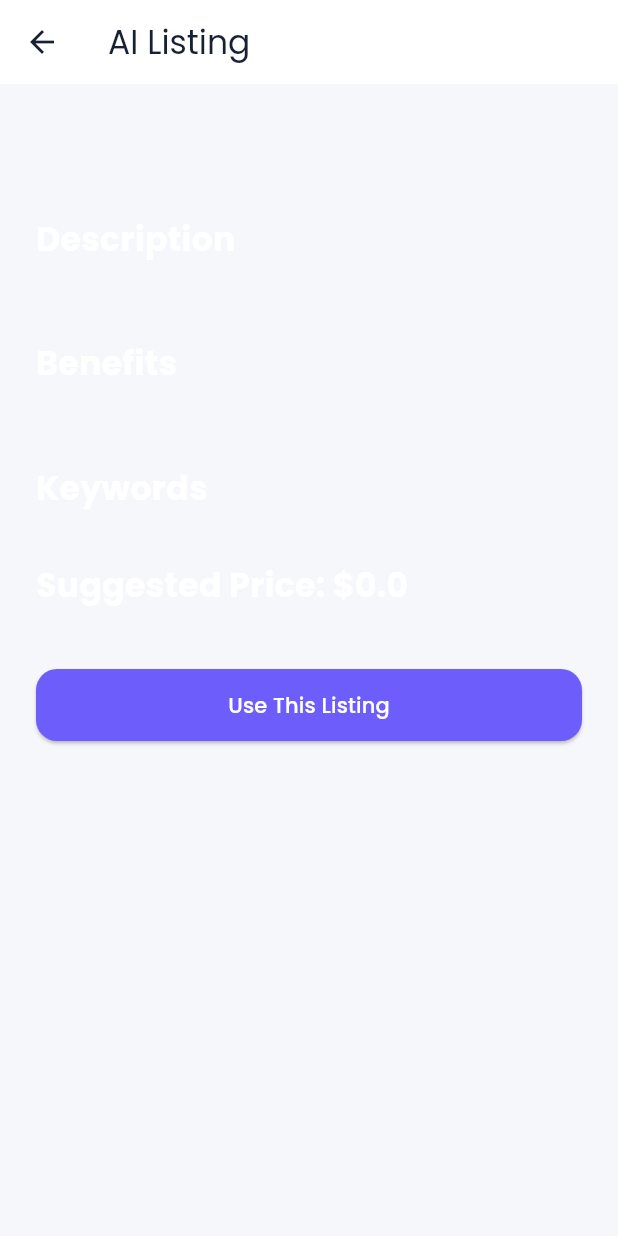
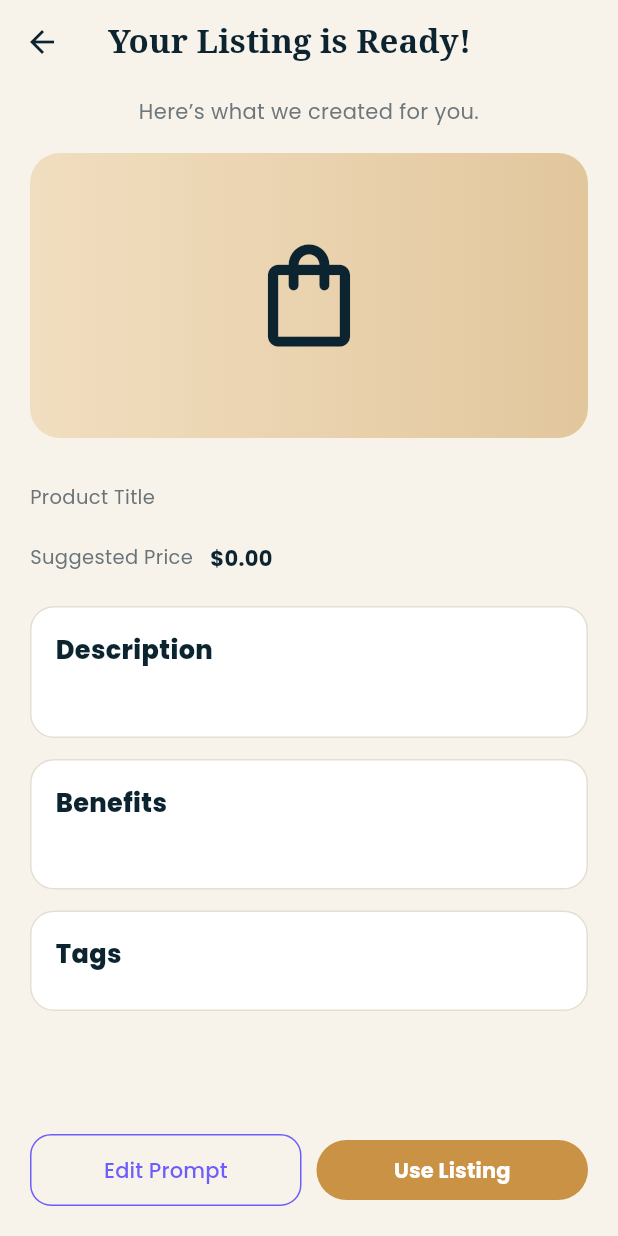
Before and after one commit to ujwaljetly-create/brandNextDoor, a Flutter app: the AIListingResultScreen screen opened directly with empty values, on a phone screen of 412 x 824 dp. Run offline on Flutter 3.47's test engine with Material 3 defaults, Android fonts, the phone set to English and light mode, and no system bars; our stand-ins replace cloud_firestore, firebase_auth, firebase_core, firebase_messaging, firebase_storage, flutter_dotenv and 6 more; accounts and stored records are empty.

Commit message:
Redesign AI listing result review screen

```diff
--- a/lib/features/listings/screens/ai_listing_result_screen.dart
+++ b/lib/features/listings/screens/ai_listing_result_screen.dart
@@ -3,169 +3,90 @@ import 'package:go_router/go_router.dart';
 
 import '../models/generated_listing_model.dart';
 
-class AIListingResultScreen
-    extends StatelessWidget {
-  final GeneratedListingModel
-      listing;
+class AIListingResultScreen extends StatelessWidget {
+  final GeneratedListingModel listing;
 
-  const AIListingResultScreen({
-    super.key,
-    required this.listing,
-  });
+  const AIListingResultScreen({super.key, required this.listing});
+
+  static const _navy = Color(0xFF0C2430);
+  static const _gold = Color(0xFFC99245);
+  static const _cream = Color(0xFFF8F3EA);
 
   @override
-  Widget build(
-      BuildContext context) {
+  Widget build(BuildContext context) {
     return Scaffold(
+      backgroundColor: _cream,
       appBar: AppBar(
-        title: const Text(
-          'AI Listing',
+        backgroundColor: _cream,
+        elevation: 0,
+        leading: IconButton(
+          onPressed: () => context.pop(),
+          icon: const Icon(Icons.arrow_back, color: _navy),
         ),
+        title: const Text('Your Listing is Ready!', style: TextStyle(color: _navy, fontFamily: 'serif', fontWeight: FontWeight.w700)),
       ),
-      body: SingleChildScrollView(
-        padding:
-            const EdgeInsets.all(
-          24,
-        ),
+      body: SafeArea(
+        top: false,
         child: Column(
-          crossAxisAlignment:
-              CrossAxisAlignment.start,
           children: [
-
-            Text(
-              listing.title,
-              style:
-                  const TextStyle(
-                fontSize: 28,
-                fontWeight:
-                    FontWeight.bold,
-                color:
-                    Colors.white,
+            Expanded(
+              child: ListView(
+                padding: const EdgeInsets.fromLTRB(20, 8, 20, 22),
+                children: [
+                  const Text('Here’s what we created for you.', textAlign: TextAlign.center, style: TextStyle(color: Color(0xFF6D777C))),
+                  const SizedBox(height: 18),
+                  Container(
+                    height: 190,
+                    decoration: BoxDecoration(
+                      borderRadius: BorderRadius.circular(20),
+                      gradient: const LinearGradient(colors: [Color(0xFFF1DEC0), Color(0xFFE2C79D)]),
+                    ),
+                    child: const Center(
+                      child: Icon(Icons.shopping_bag_outlined, color: _navy, size: 82),
+                    ),
+                  ),
+                  const SizedBox(height: 20),
+                  _row('Product Title', listing.title),
+                  _row('Suggested Price', '\$${listing.suggestedPrice.toStringAsFixed(2)}'),
+                  const SizedBox(height: 12),
+                  _card(
+                    title: 'Description',
+                    child: Text(listing.description, style: const TextStyle(color: _navy, height: 1.5)),
+                  ),
+                  _card(
+                    title: 'Benefits',
+                    child: Text(listing.benefits, style: const TextStyle(color: _navy, height: 1.45)),
+                  ),
+                  _card(
+                    title: 'Tags',
+                    child: Wrap(
+                      spacing: 8,
+                      runSpacing: 8,
+                      children: listing.keywords.map((tag) => Chip(label: Text('#$tag'), backgroundColor: const Color(0xFFF1E7D8))).toList(),
+                    ),
+                  ),
+                ],
               ),
             ),
-
-            const SizedBox(
-              height: 24,
-            ),
-
-            const Text(
-              'Description',
-              style: TextStyle(
-                fontSize: 22,
-                fontWeight:
-                    FontWeight.bold,
-                color:
-                    Colors.white,
-              ),
-            ),
-
-            const SizedBox(
-              height: 8,
-            ),
-
-            Text(
-              listing.description,
-              style:
-                  const TextStyle(
-                color:
-                    Colors.white,
-              ),
-            ),
-
-            const SizedBox(
-              height: 24,
-            ),
-
-            const Text(
-              'Benefits',
-              style: TextStyle(
-                fontSize: 22,
-                fontWeight:
-                    FontWeight.bold,
-                color:
-                    Colors.white,
-              ),
-            ),
-
-            const SizedBox(
-              height: 8,
-            ),
-
-            Text(
-              listing.benefits,
-              style:
-                  const TextStyle(
-                color:
-                    Colors.white,
-              ),
-            ),
-
-            const SizedBox(
-              height: 24,
-            ),
-
-            const Text(
-              'Keywords',
-              style: TextStyle(
-                fontSize: 22,
-                fontWeight:
-                    FontWeight.bold,
-                color:
-                    Colors.white,
-              ),
-            ),
-
-            const SizedBox(
-              height: 10,
-            ),
-
-            Wrap(
-              spacing: 8,
-              children: listing
-                  .keywords
-                  .map(
-                    (e) => Chip(
-                      label:
-                          Text(e),
+            Padding(
+              padding: const EdgeInsets.fromLTRB(20, 8, 20, 20),
+              child: Row(
+                children: [
+                  Expanded(
+                    child: OutlinedButton(
+                      onPressed: () => context.pop(),
+                      child: const Text('Edit Prompt'),
                     ),
-                  )
-                  .toList(),
-            ),
-
-            const SizedBox(
-              height: 24,
-            ),
-
-            Text(
-              'Suggested Price: \$${listing.suggestedPrice}',
-              style:
-                  const TextStyle(
-                fontSize: 22,
-                fontWeight:
-                    FontWeight.bold,
-                color:
-                    Colors.white,
-              ),
-            ),
-
-            const SizedBox(
-              height: 40,
-            ),
-
-            SizedBox(
-              width:
-                  double.infinity,
-              child:
-                  ElevatedButton(
-                onPressed: () {
-                  context.push(
-                    '/create-listing',
-                    extra: listing,
-                  );
-                },
-                child: const Text(
-                  'Use This Listing',
-                ),
+                  ),
+                  const SizedBox(width: 10),
+                  Expanded(
+                    child: FilledButton(
+                      style: FilledButton.styleFrom(backgroundColor: _gold, foregroundColor: Colors.white),
+                      onPressed: () => context.push('/create-listing', extra: listing),
+                      child: const Text('Use Listing', style: TextStyle(fontWeight: FontWeight.w700)),
+                    ),
+                  ),
+                ],
               ),
             ),
           ],
@@ -173,4 +94,38 @@ class AIListingResultScreen
       ),
     );
   }
+
+  Widget _row(String label, String value) {
+    return Padding(
+      padding: const EdgeInsets.symmetric(vertical: 10),
+      child: Row(
+        crossAxisAlignment: CrossAxisAlignment.start,
+        children: [
+          SizedBox(width: 120, child: Text(label, style: const TextStyle(color: Color(0xFF68747A), fontSize: 13))),
+          Expanded(child: Text(value, style: const TextStyle(color: _navy, fontWeight: FontWeight.w700))),
+        ],
+      ),
+    );
+  }
+
+  Widget _card({required String title, required Widget child}) {
+    return Container(
+      width: double.infinity,
+      margin: const EdgeInsets.only(bottom: 14),
+      padding: const EdgeInsets.all(16),
+      decoration: BoxDecoration(
+        color: Colors.white,
+        borderRadius: BorderRadius.circular(16),
+        border: Border.all(color: const Color(0xFFE6DED2)),
+      ),
+      child: Column(
+        crossAxisAlignment: CrossAxisAlignment.start,
+        children: [
+          Text(title, style: const TextStyle(color: _navy, fontWeight: FontWeight.w800, fontSize: 17)),
+          const SizedBox(height: 9),
+          child,
+        ],
+      ),
+    );
+  }
 }
```
